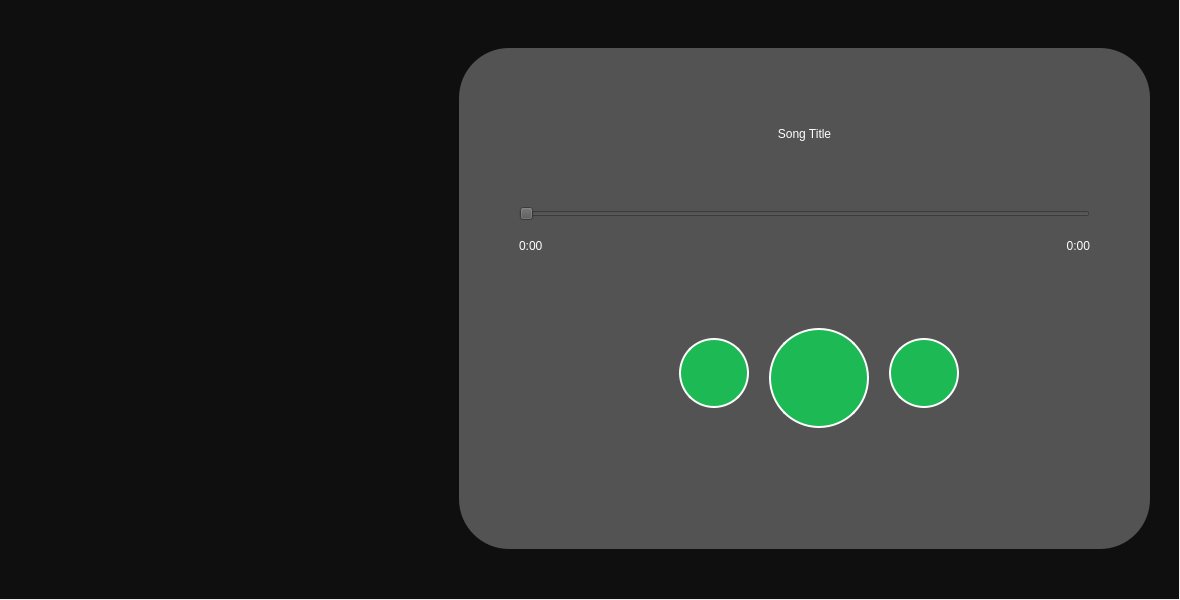
Above: UI/music_player.ui from VincentZyrellDelaCruz/PyqtProject before the change. Below: the same form after it.
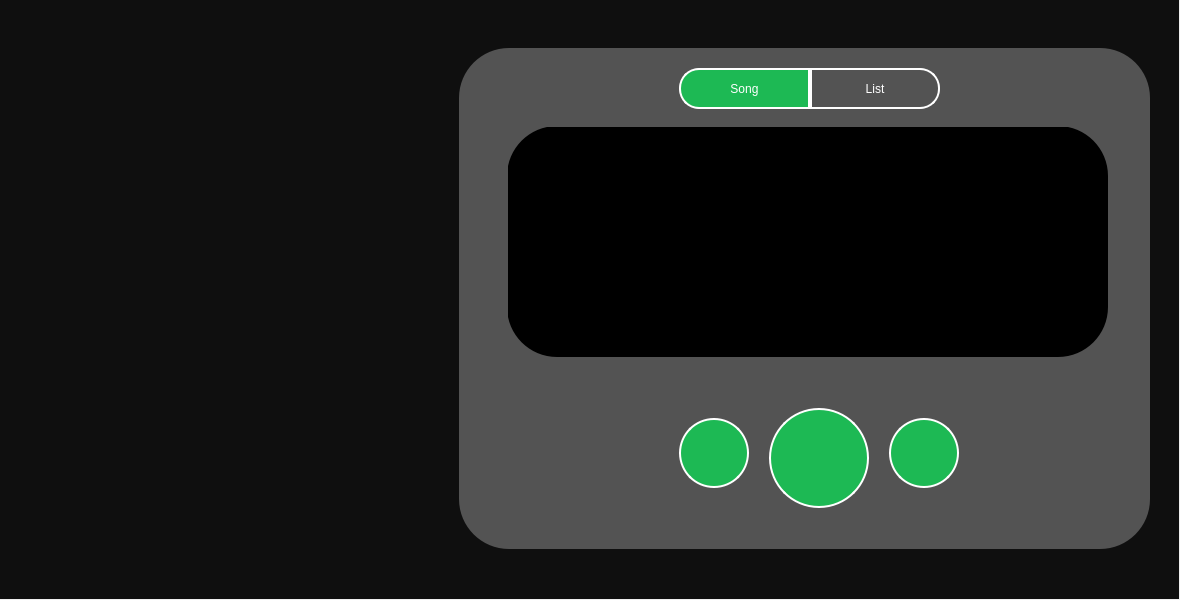
That is the form after the change. The open tabs and pages were chosen to show the change. Icons and pictures are not drawn.

Commit message: Added local playlist to music player

```diff
--- a/UI/music_player.ui
+++ b/UI/music_player.ui
@@ -68,7 +68,7 @@
      <property name="geometry">
       <rect>
        <x>310</x>
-       <y>280</y>
+       <y>360</y>
        <width>100</width>
        <height>100</height>
       </rect>
@@ -101,7 +101,7 @@
      <property name="geometry">
       <rect>
        <x>220</x>
-       <y>290</y>
+       <y>370</y>
        <width>70</width>
        <height>70</height>
       </rect>
@@ -134,7 +134,7 @@
      <property name="geometry">
       <rect>
        <x>430</x>
-       <y>290</y>
+       <y>370</y>
        <width>70</width>
        <height>70</height>
       </rect>
@@ -163,11 +163,24 @@
       </size>
      </property>
     </widget>
+    <widget class="QStackedWidget" name="stackedWidget">
+     <property name="geometry">
+      <rect>
+       <x>49</x>
+       <y>79</y>
+       <width>601</width>
+       <height>231</height>
+      </rect>
+     </property>
+     <property name="currentIndex">
+      <number>0</number>
+     </property>
+     <widget class="QWidget" name="info">
     <widget class="QSlider" name="progressTime">
      <property name="geometry">
       <rect>
-       <x>60</x>
-       <y>150</y>
+         <x>10</x>
+         <y>100</y>
        <width>571</width>
        <height>31</height>
       </rect>
@@ -187,8 +200,8 @@
     <widget class="QLabel" name="currentTime">
      <property name="geometry">
       <rect>
-       <x>60</x>
-       <y>190</y>
+         <x>10</x>
+         <y>140</y>
        <width>81</width>
        <height>16</height>
       </rect>
@@ -206,8 +219,8 @@
     <widget class="QLabel" name="totalTime">
      <property name="geometry">
       <rect>
-       <x>550</x>
-       <y>190</y>
+         <x>500</x>
+         <y>140</y>
        <width>81</width>
        <height>16</height>
       </rect>
@@ -228,9 +241,9 @@
     <widget class="QLabel" name="song_title">
      <property name="geometry">
       <rect>
-       <x>60</x>
-       <y>50</y>
-       <width>571</width>
+         <x>0</x>
+         <y>0</y>
+         <width>601</width>
        <height>71</height>
       </rect>
      </property>
@@ -247,6 +260,123 @@
      <property name="alignment">
       <set>Qt::AlignCenter</set>
      </property>
+      </widget>
+     </widget>
+     <widget class="QWidget" name="page_2">
+      <property name="styleSheet">
+       <string notr="true"/>
+      </property>
+      <widget class="QFrame" name="frame">
+       <property name="geometry">
+        <rect>
+         <x>-1</x>
+         <y>-1</y>
+         <width>601</width>
+         <height>231</height>
+        </rect>
+       </property>
+       <property name="styleSheet">
+        <string notr="true">background-color: rgb(0, 0, 0);</string>
+       </property>
+       <property name="frameShape">
+        <enum>QFrame::StyledPanel</enum>
+       </property>
+       <property name="frameShadow">
+        <enum>QFrame::Raised</enum>
+       </property>
+       <widget class="QWidget" name="verticalLayoutWidget">
+        <property name="geometry">
+         <rect>
+          <x>40</x>
+          <y>20</y>
+          <width>521</width>
+          <height>191</height>
+         </rect>
+        </property>
+        <layout class="QVBoxLayout" name="list_layout"/>
+       </widget>
+      </widget>
+     </widget>
+    </widget>
+    <widget class="QWidget" name="">
+     <property name="geometry">
+      <rect>
+       <x>220</x>
+       <y>20</y>
+       <width>261</width>
+       <height>41</height>
+      </rect>
+     </property>
+     <layout class="QHBoxLayout" name="tabs" stretch="0,0">
+      <property name="spacing">
+       <number>0</number>
+      </property>
+      <item>
+       <widget class="QPushButton" name="playback_tab">
+        <property name="sizePolicy">
+         <sizepolicy hsizetype="Minimum" vsizetype="Minimum">
+          <horstretch>0</horstretch>
+          <verstretch>0</verstretch>
+         </sizepolicy>
+        </property>
+        <property name="styleSheet">
+         <string notr="true">QPushButton {
+	color: rgb(255, 255, 255);
+	border: 2px solid white;
+	border-top-left-radius: 20px;
+	border-bottom-left-radius: 20px;
+}
+QPushButton:checked {
+	color: rgb(255, 255, 255);
+	background-color: #1DB954;
+}</string>
+        </property>
+        <property name="text">
+         <string>Song</string>
+        </property>
+        <property name="checkable">
+         <bool>true</bool>
+        </property>
+        <property name="checked">
+         <bool>true</bool>
+        </property>
+        <property name="autoExclusive">
+         <bool>true</bool>
+        </property>
+       </widget>
+      </item>
+      <item>
+       <widget class="QPushButton" name="list_tab">
+        <property name="sizePolicy">
+         <sizepolicy hsizetype="Minimum" vsizetype="Minimum">
+          <horstretch>0</horstretch>
+          <verstretch>0</verstretch>
+         </sizepolicy>
+        </property>
+        <property name="styleSheet">
+         <string notr="true">QPushButton {
+	color: rgb(255, 255, 255);
+	border: 2px solid white;
+	border-top-right-radius: 20px;
+	border-bottom-right-radius: 20px;
+}
+QPushButton:checked {
+	color: rgb(255, 255, 255);
+	background-color: #1DB954;
+}</string>
+        </property>
+        <property name="text">
+         <string>List</string>
+        </property>
+        <property name="checkable">
+         <bool>true</bool>
+        </property>
+        <property name="autoExclusive">
+         <bool>true</bool>
+        </property>
+       </widget>
+      </item>
+     </layout>
     </widget>
    </widget>
   </widget>
```
Lines whose indentation alone changed are shown as unchanged. The commit also changes 5 other files.
